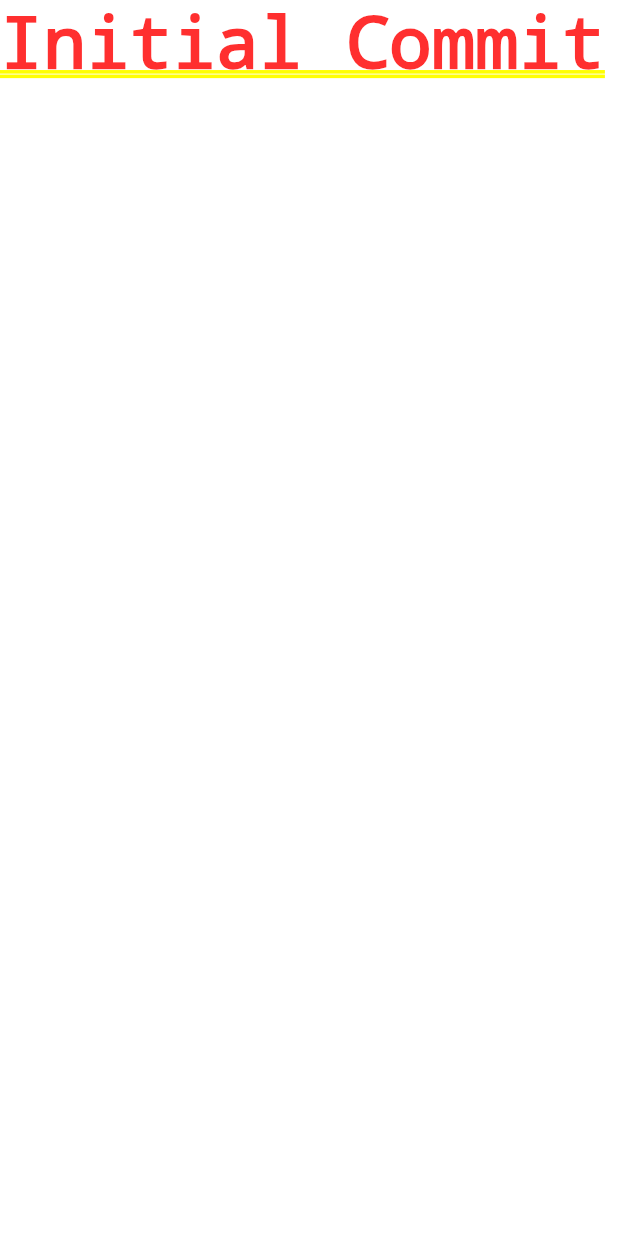
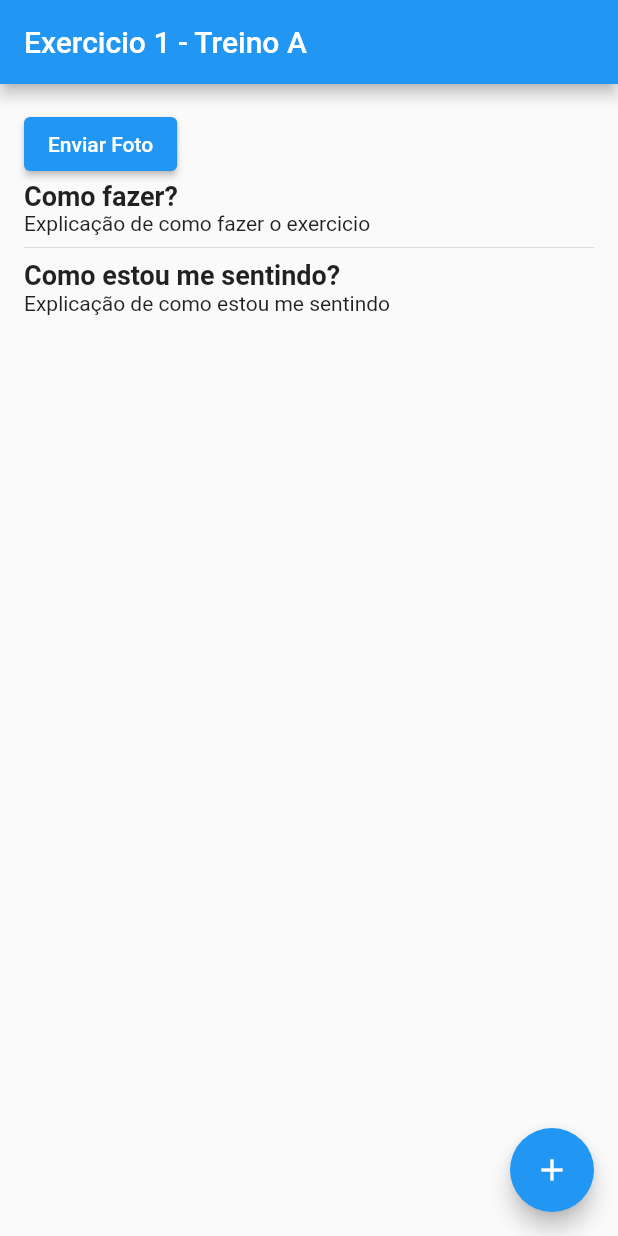
Before and after one commit to gabrielrsh/flutter_gymapp, a Flutter app: the screen it shows after launch, on a phone screen of 412 x 824 dp. Run offline on Flutter 3.47's test engine with Material 2 defaults, Android fonts, the phone set to English and light mode, and no system bars.

Commit message:
add: pagina de exercicio

```diff
--- a/lib/main.dart
+++ b/lib/main.dart
@@ -1,4 +1,5 @@
 import 'package:flutter/material.dart';
+import 'package:flutter_gymapp/pages/exercicio_page.dart';
 
 void main() {
   runApp(const MyApp());
@@ -11,7 +12,7 @@ class MyApp extends StatelessWidget {
   @override
   Widget build(BuildContext context) {
     return const MaterialApp(
-      home: Text('Initial Commit'),
+      home: ExercicioPage(),
     );
   }
 }
--- /dev/null
+++ b/lib/pages/exercicio_page.dart
@@ -0,0 +1,45 @@
+import 'package:flutter/material.dart';
+
+class ExercicioPage extends StatelessWidget {
+  const ExercicioPage({super.key});
+
+  @override
+  Widget build(BuildContext context) {
+    return Scaffold(
+      appBar: AppBar(
+        title: const Text('Exercicio 1 - Treino A'),
+        ),
+        floatingActionButton: FloatingActionButton(
+          onPressed: () {},
+          child: const Icon(Icons.add),
+        ),
+      body: Padding(
+        padding: const EdgeInsets.all(16.0),
+        child: Column(
+          crossAxisAlignment: CrossAxisAlignment.start,
+          children: [
+          ElevatedButton(
+            onPressed: (){},
+            child: const Text("Enviar Foto")
+          ),
+          const Text("Como fazer?",
+            style: TextStyle(
+              fontWeight: FontWeight.bold,
+              fontSize: 18,
+              ),
+            ),
+            const Text("Explicação de como fazer o exercicio"),
+            const Divider(),
+            const Text("Como estou me sentindo?",
+            style: TextStyle(
+              fontWeight: FontWeight.bold,
+              fontSize: 18,
+              ),
+            ),
+            const Text("Explicação de como estou me sentindo"),
+        ],
+        ),
+      )
+    );
+  }
+}
```
